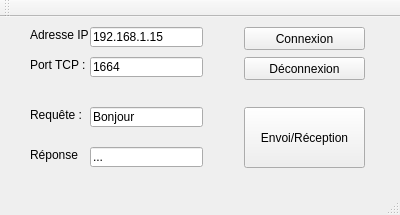
SimonAyrault/tp-marathon-lr, file mainwindow.ui: the form before one commit.
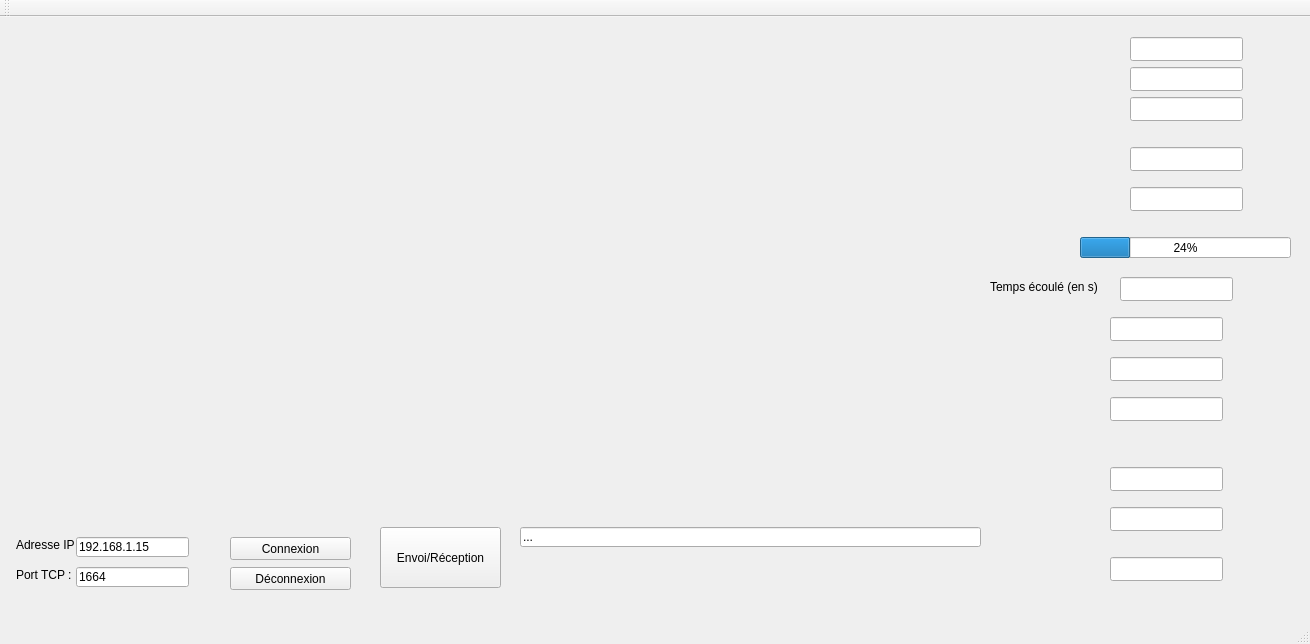
The form after the commit.

Commit message: Calcul latitude longitude et date

```diff
--- a/mainwindow.ui
+++ b/mainwindow.ui
@@ -6,8 +6,8 @@
    <rect>
     <x>0</x>
     <y>0</y>
-    <width>400</width>
-    <height>215</height>
+    <width>1310</width>
+    <height>644</height>
    </rect>
   </property>
   <property name="windowTitle">
@@ -17,8 +17,8 @@
    <widget class="QLabel" name="label_1">
     <property name="geometry">
      <rect>
-      <x>30</x>
-      <y>10</y>
+      <x>16</x>
+      <y>520</y>
       <width>81</width>
       <height>16</height>
      </rect>
@@ -30,8 +30,8 @@
    <widget class="QLabel" name="label_2">
     <property name="geometry">
      <rect>
-      <x>30</x>
-      <y>40</y>
+      <x>16</x>
+      <y>550</y>
       <width>81</width>
       <height>16</height>
      </rect>
@@ -40,24 +40,11 @@
      <string>Port TCP :</string>
     </property>
    </widget>
-   <widget class="QLabel" name="label_3">
-    <property name="geometry">
-     <rect>
-      <x>30</x>
-      <y>90</y>
-      <width>71</width>
-      <height>16</height>
-     </rect>
-    </property>
-    <property name="text">
-     <string>Requête :</string>
-    </property>
-   </widget>
    <widget class="QLineEdit" name="lineEdit_ip">
     <property name="geometry">
      <rect>
-      <x>90</x>
-      <y>10</y>
+      <x>76</x>
+      <y>520</y>
       <width>113</width>
       <height>20</height>
      </rect>
@@ -69,8 +56,8 @@
    <widget class="QLineEdit" name="lineEdit_port">
     <property name="geometry">
      <rect>
-      <x>90</x>
-      <y>40</y>
+      <x>76</x>
+      <y>550</y>
       <width>113</width>
       <height>20</height>
      </rect>
@@ -79,38 +66,12 @@
      <string>1664</string>
     </property>
    </widget>
-   <widget class="QLineEdit" name="lineEdit_requete">
-    <property name="geometry">
-     <rect>
-      <x>90</x>
-      <y>90</y>
-      <width>113</width>
-      <height>20</height>
-     </rect>
-    </property>
-    <property name="text">
-     <string>Bonjour</string>
-    </property>
-   </widget>
-   <widget class="QLabel" name="label_4">
-    <property name="geometry">
-     <rect>
-      <x>30</x>
-      <y>130</y>
-      <width>51</width>
-      <height>16</height>
-     </rect>
-    </property>
-    <property name="text">
-     <string>Réponse :</string>
-    </property>
-   </widget>
    <widget class="QLineEdit" name="lineEdit_reponse">
     <property name="geometry">
      <rect>
-      <x>90</x>
-      <y>130</y>
-      <width>113</width>
+      <x>520</x>
+      <y>510</y>
+      <width>461</width>
       <height>20</height>
      </rect>
     </property>
@@ -121,8 +82,8 @@
    <widget class="QPushButton" name="connexionButton">
     <property name="geometry">
      <rect>
-      <x>244</x>
-      <y>10</y>
+      <x>230</x>
+      <y>520</y>
       <width>121</width>
       <height>23</height>
      </rect>
@@ -134,8 +95,8 @@
    <widget class="QPushButton" name="deconnexionButton">
     <property name="geometry">
      <rect>
-      <x>244</x>
-      <y>40</y>
+      <x>230</x>
+      <y>550</y>
       <width>121</width>
       <height>23</height>
      </rect>
@@ -147,8 +108,8 @@
    <widget class="QPushButton" name="envoiButton">
     <property name="geometry">
      <rect>
-      <x>244</x>
-      <y>90</y>
+      <x>380</x>
+      <y>510</y>
       <width>121</width>
       <height>61</height>
      </rect>
@@ -157,6 +118,152 @@
      <string>Envoi/Réception</string>
     </property>
    </widget>
+   <widget class="QProgressBar" name="progressBar">
+    <property name="geometry">
+     <rect>
+      <x>1080</x>
+      <y>220</y>
+      <width>211</width>
+      <height>21</height>
+     </rect>
+    </property>
+    <property name="value">
+     <number>24</number>
+    </property>
+   </widget>
+   <widget class="QLineEdit" name="lineEdit">
+    <property name="geometry">
+     <rect>
+      <x>1130</x>
+      <y>170</y>
+      <width>113</width>
+      <height>24</height>
+     </rect>
+    </property>
+   </widget>
+   <widget class="QLineEdit" name="lineEdit_2">
+    <property name="geometry">
+     <rect>
+      <x>1130</x>
+      <y>130</y>
+      <width>113</width>
+      <height>24</height>
+     </rect>
+    </property>
+   </widget>
+   <widget class="QLineEdit" name="lineEdit_3">
+    <property name="geometry">
+     <rect>
+      <x>1130</x>
+      <y>80</y>
+      <width>113</width>
+      <height>24</height>
+     </rect>
+    </property>
+   </widget>
+   <widget class="QLineEdit" name="lineEdit_Longitude">
+    <property name="geometry">
+     <rect>
+      <x>1130</x>
+      <y>50</y>
+      <width>113</width>
+      <height>24</height>
+     </rect>
+    </property>
+   </widget>
+   <widget class="QLineEdit" name="lineEdit_Latitude">
+    <property name="geometry">
+     <rect>
+      <x>1130</x>
+      <y>20</y>
+      <width>113</width>
+      <height>24</height>
+     </rect>
+    </property>
+   </widget>
+   <widget class="QLineEdit" name="lineEdit_Heure">
+    <property name="geometry">
+     <rect>
+      <x>1120</x>
+      <y>260</y>
+      <width>113</width>
+      <height>24</height>
+     </rect>
+    </property>
+   </widget>
+   <widget class="QLineEdit" name="lineEdit_7">
+    <property name="geometry">
+     <rect>
+      <x>1110</x>
+      <y>300</y>
+      <width>113</width>
+      <height>24</height>
+     </rect>
+    </property>
+   </widget>
+   <widget class="QLineEdit" name="lineEdit_8">
+    <property name="geometry">
+     <rect>
+      <x>1110</x>
+      <y>340</y>
+      <width>113</width>
+      <height>24</height>
+     </rect>
+    </property>
+   </widget>
+   <widget class="QLineEdit" name="lineEdit_9">
+    <property name="geometry">
+     <rect>
+      <x>1110</x>
+      <y>380</y>
+      <width>113</width>
+      <height>24</height>
+     </rect>
+    </property>
+   </widget>
+   <widget class="QLineEdit" name="lineEdit_10">
+    <property name="geometry">
+     <rect>
+      <x>1110</x>
+      <y>450</y>
+      <width>113</width>
+      <height>24</height>
+     </rect>
+    </property>
+   </widget>
+   <widget class="QLineEdit" name="lineEdit_11">
+    <property name="geometry">
+     <rect>
+      <x>1110</x>
+      <y>490</y>
+      <width>113</width>
+      <height>24</height>
+     </rect>
+    </property>
+   </widget>
+   <widget class="QLineEdit" name="lineEdit_12">
+    <property name="geometry">
+     <rect>
+      <x>1110</x>
+      <y>540</y>
+      <width>113</width>
+      <height>24</height>
+     </rect>
+    </property>
+   </widget>
+   <widget class="QLabel" name="label">
+    <property name="geometry">
+     <rect>
+      <x>990</x>
+      <y>260</y>
+      <width>111</width>
+      <height>20</height>
+     </rect>
+    </property>
+    <property name="text">
+     <string>Temps écoulé (en s)</string>
+    </property>
+   </widget>
   </widget>
   <widget class="QMenuBar" name="menuBar">
    <property name="geometry">
```
Left out of the diff: 2 changed lines with no effect on the pictures. The commit also changes 1 other file.
